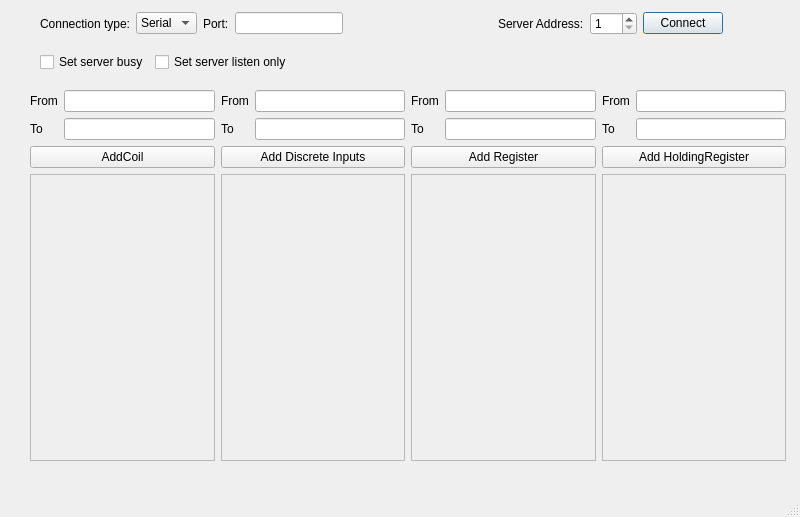
First picture: the form in MainWindow.ui, repository Nasi-ChildOf-Desert/Modbus-Client-Simulator-For-Linux, before the edit.
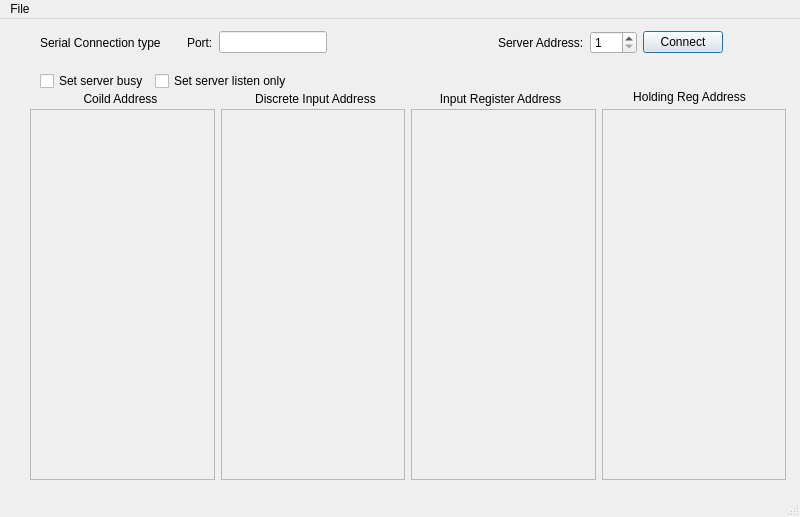
Second picture: the form after the edit. Icons and pictures are not drawn.

Diff of the .ui file:
```diff
--- a/MainWindow.ui
+++ b/MainWindow.ui
@@ -27,7 +27,7 @@
      </rect>
     </property>
     <layout class="QGridLayout" name="gridLayout">
-     <item row="0" column="5">
+     <item row="0" column="4">
       <widget class="QLabel" name="label_27">
        <property name="sizePolicy">
         <sizepolicy hsizetype="Maximum" vsizetype="Preferred">
@@ -40,29 +40,7 @@
        </property>
       </widget>
      </item>
-     <item row="0" column="7">
-      <widget class="QPushButton" name="connectButton">
-       <property name="sizePolicy">
-        <sizepolicy hsizetype="Maximum" vsizetype="Fixed">
-         <horstretch>0</horstretch>
-         <verstretch>0</verstretch>
-        </sizepolicy>
-       </property>
-       <property name="text">
-        <string>Connect</string>
-       </property>
-       <property name="checkable">
-        <bool>false</bool>
-       </property>
-       <property name="autoDefault">
-        <bool>false</bool>
-       </property>
-       <property name="default">
-        <bool>true</bool>
-       </property>
-      </widget>
-     </item>
-     <item row="0" column="6">
+     <item row="0" column="5">
       <widget class="QSpinBox" name="serverEdit">
        <property name="sizePolicy">
         <sizepolicy hsizetype="Maximum" vsizetype="Fixed">
@@ -78,7 +56,7 @@
        </property>
       </widget>
      </item>
-     <item row="0" column="4">
+     <item row="0" column="3">
       <spacer name="horizontalSpacer">
        <property name="orientation">
         <enum>Qt::Horizontal</enum>
@@ -91,21 +69,36 @@
        </property>
       </spacer>
      </item>
+     <item row="0" column="0">
+      <widget class="QLabel" name="label_10">
+       <property name="text">
+        <string>Serial Connection type      </string>
+       </property>
+      </widget>
+     </item>
+     <item row="0" column="6">
+      <widget class="QPushButton" name="connectButton">
+       <property name="sizePolicy">
+        <sizepolicy hsizetype="Maximum" vsizetype="Fixed">
+         <horstretch>0</horstretch>
+         <verstretch>0</verstretch>
+        </sizepolicy>
+       </property>
+       <property name="text">
+        <string>Connect</string>
+       </property>
+       <property name="checkable">
+        <bool>false</bool>
+       </property>
+       <property name="autoDefault">
+        <bool>false</bool>
+       </property>
+       <property name="default">
+        <bool>true</bool>
+       </property>
+      </widget>
+     </item>
      <item row="0" column="1">
-      <widget class="QComboBox" name="connectType">
-       <item>
-        <property name="text">
-         <string>Serial</string>
-        </property>
-       </item>
-       <item>
-        <property name="text">
-         <string>TCP</string>
-        </property>
-       </item>
-      </widget>
-     </item>
-     <item row="0" column="2">
       <widget class="QLabel" name="label_9">
        <property name="sizePolicy">
         <sizepolicy hsizetype="Maximum" vsizetype="Preferred">
@@ -118,14 +111,7 @@
        </property>
       </widget>
      </item>
-     <item row="0" column="0">
-      <widget class="QLabel" name="label_10">
-       <property name="text">
-        <string>Connection type:</string>
-       </property>
-      </widget>
-     </item>
-     <item row="0" column="3">
+     <item row="0" column="2">
       <widget class="QLineEdit" name="portEdit">
        <property name="sizePolicy">
         <sizepolicy hsizetype="Preferred" vsizetype="Fixed">
@@ -186,149 +172,7 @@
      </rect>
     </property>
     <layout class="QGridLayout" name="gridLayout_2">
-     <item row="0" column="0">
-      <widget class="QLabel" name="label">
-       <property name="text">
-        <string>From</string>
-       </property>
-      </widget>
-     </item>
-     <item row="0" column="1">
-      <widget class="QLineEdit" name="coilAddressFrom"/>
-     </item>
-     <item row="0" column="2">
-      <widget class="QLabel" name="label_3">
-       <property name="text">
-        <string>From</string>
-       </property>
-      </widget>
-     </item>
-     <item row="0" column="3">
-      <widget class="QLineEdit" name="DiscretecoilAddressFrom"/>
-     </item>
-     <item row="0" column="4">
-      <widget class="QLabel" name="label_5">
-       <property name="text">
-        <string>From</string>
-       </property>
-      </widget>
-     </item>
-     <item row="0" column="5">
-      <widget class="QLineEdit" name="RegisterAddressFrom"/>
-     </item>
-     <item row="0" column="6">
-      <widget class="QLabel" name="label_7">
-       <property name="text">
-        <string>From</string>
-       </property>
-      </widget>
-     </item>
-     <item row="0" column="7">
-      <widget class="QLineEdit" name="holdingRegAddressFrom"/>
-     </item>
-     <item row="1" column="0">
-      <widget class="QLabel" name="label_2">
-       <property name="text">
-        <string>To</string>
-       </property>
-      </widget>
-     </item>
-     <item row="1" column="1">
-      <widget class="QLineEdit" name="coilAddressTo"/>
-     </item>
-     <item row="1" column="2">
-      <widget class="QLabel" name="label_4">
-       <property name="text">
-        <string>To</string>
-       </property>
-      </widget>
-     </item>
-     <item row="1" column="3">
-      <widget class="QLineEdit" name="DiscretecoilAddressTo"/>
-     </item>
-     <item row="1" column="4">
-      <widget class="QLabel" name="label_6">
-       <property name="text">
-        <string>To</string>
-       </property>
-      </widget>
-     </item>
-     <item row="1" column="5">
-      <widget class="QLineEdit" name="RegisterAddressTo"/>
-     </item>
-     <item row="1" column="6">
-      <widget class="QLabel" name="label_8">
-       <property name="text">
-        <string>To</string>
-       </property>
-      </widget>
-     </item>
-     <item row="1" column="7">
-      <widget class="QLineEdit" name="holdingRegAddressTo"/>
-     </item>
-     <item row="2" column="0" colspan="2">
-      <widget class="QPushButton" name="AddCoil">
-       <property name="text">
-        <string>AddCoil</string>
-       </property>
-      </widget>
-     </item>
-     <item row="2" column="2" colspan="2">
-      <widget class="QPushButton" name="AddDiscreteInput">
-       <property name="text">
-        <string>Add Discrete Inputs</string>
-       </property>
-      </widget>
-     </item>
-     <item row="2" column="4" colspan="2">
-      <widget class="QPushButton" name="AddRegister">
-       <property name="text">
-        <string>Add Register</string>
-       </property>
-      </widget>
-     </item>
-     <item row="2" column="6" colspan="2">
-      <widget class="QPushButton" name="AddHoldingReg">
-       <property name="text">
-        <string>Add HoldingRegister</string>
-       </property>
-      </widget>
-     </item>
-     <item row="3" column="0" colspan="2">
-      <widget class="QScrollArea" name="scrollArea">
-       <property name="widgetResizable">
-        <bool>true</bool>
-       </property>
-       <widget class="QWidget" name="scrollAreaWidgetContents">
-        <property name="geometry">
-         <rect>
-          <x>0</x>
-          <y>0</y>
-          <width>182</width>
-          <height>274</height>
-         </rect>
-        </property>
-       </widget>
-      </widget>
-     </item>
-     <item row="3" column="2" colspan="2">
-      <widget class="QScrollArea" name="scrollArea_2">
-       <property name="widgetResizable">
-        <bool>true</bool>
-       </property>
-       <widget class="QWidget" name="scrollAreaWidgetContents_2">
-        <property name="geometry">
-         <rect>
-          <x>0</x>
-          <y>0</y>
-          <width>182</width>
-          <height>274</height>
-         </rect>
-        </property>
-       </widget>
-      </widget>
-     </item>
-     <item row="3" column="4" colspan="2">
+     <item row="0" column="4" colspan="2">
       <widget class="QScrollArea" name="scrollArea_3">
        <property name="widgetResizable">
         <bool>true</bool>
@@ -339,13 +183,30 @@
           <x>0</x>
           <y>0</y>
           <width>182</width>
-          <height>274</height>
+          <height>367</height>
          </rect>
         </property>
        </widget>
       </widget>
      </item>
-     <item row="3" column="6" colspan="2">
+     <item row="0" column="0" colspan="2">
+      <widget class="QScrollArea" name="scrollArea">
+       <property name="widgetResizable">
+        <bool>true</bool>
+       </property>
+       <widget class="QWidget" name="scrollAreaWidgetContents">
+        <property name="geometry">
+         <rect>
+          <x>0</x>
+          <y>0</y>
+          <width>182</width>
+          <height>367</height>
+         </rect>
+        </property>
+       </widget>
+      </widget>
+     </item>
+     <item row="0" column="6" colspan="2">
       <widget class="QScrollArea" name="scrollArea_4">
        <property name="widgetResizable">
         <bool>true</bool>
@@ -356,7 +217,24 @@
           <x>0</x>
           <y>0</y>
           <width>182</width>
-          <height>274</height>
+          <height>367</height>
+         </rect>
+        </property>
+       </widget>
+      </widget>
+     </item>
+     <item row="0" column="2" colspan="2">
+      <widget class="QScrollArea" name="scrollArea_2">
+       <property name="widgetResizable">
+        <bool>true</bool>
+       </property>
+       <widget class="QWidget" name="scrollAreaWidgetContents_2">
+        <property name="geometry">
+         <rect>
+          <x>0</x>
+          <y>0</y>
+          <width>182</width>
+          <height>367</height>
          </rect>
         </property>
        </widget>
@@ -364,6 +242,58 @@
      </item>
     </layout>
    </widget>
+   <widget class="QLabel" name="label_8">
+    <property name="geometry">
+     <rect>
+      <x>30</x>
+      <y>70</y>
+      <width>181</width>
+      <height>20</height>
+     </rect>
+    </property>
+    <property name="text">
+     <string>&lt;html&gt;&lt;head/&gt;&lt;body&gt;&lt;p align=&quot;center&quot;&gt;Coild Address&lt;/p&gt;&lt;/body&gt;&lt;/html&gt;</string>
+    </property>
+   </widget>
+   <widget class="QLabel" name="label_7">
+    <property name="geometry">
+     <rect>
+      <x>220</x>
+      <y>70</y>
+      <width>191</width>
+      <height>20</height>
+     </rect>
+    </property>
+    <property name="text">
+     <string>&lt;html&gt;&lt;head/&gt;&lt;body&gt;&lt;p align=&quot;center&quot;&gt;Discrete Input Address&lt;/p&gt;&lt;/body&gt;&lt;/html&gt;</string>
+    </property>
+   </widget>
+   <widget class="QLabel" name="label_5">
+    <property name="geometry">
+     <rect>
+      <x>405</x>
+      <y>70</y>
+      <width>191</width>
+      <height>20</height>
+     </rect>
+    </property>
+    <property name="text">
+     <string>&lt;html&gt;&lt;head/&gt;&lt;body&gt;&lt;p align=&quot;center&quot;&gt;Input Register Address&lt;/p&gt;&lt;/body&gt;&lt;/html&gt;</string>
+    </property>
+   </widget>
+   <widget class="QLabel" name="label_4">
+    <property name="geometry">
+     <rect>
+      <x>600</x>
+      <y>70</y>
+      <width>179</width>
+      <height>17</height>
+     </rect>
+    </property>
+    <property name="text">
+     <string>&lt;html&gt;&lt;head/&gt;&lt;body&gt;&lt;p align=&quot;center&quot;&gt;Holding Reg Address&lt;/p&gt;&lt;/body&gt;&lt;/html&gt;</string>
+    </property>
+   </widget>
   </widget>
   <widget class="QMenuBar" name="menubar">
    <property name="geometry">
@@ -374,6 +304,13 @@
      <height>22</height>
     </rect>
    </property>
+   <widget class="QMenu" name="menuFile">
+    <property name="title">
+     <string>File</string>
+    </property>
+    <addaction name="actionSetting"/>
+   </widget>
+   <addaction name="menuFile"/>
   </widget>
   <widget class="QStatusBar" name="statusbar"/>
  </widget>
```
Left out of the diff: 13 changed lines with no effect on the pictures.
